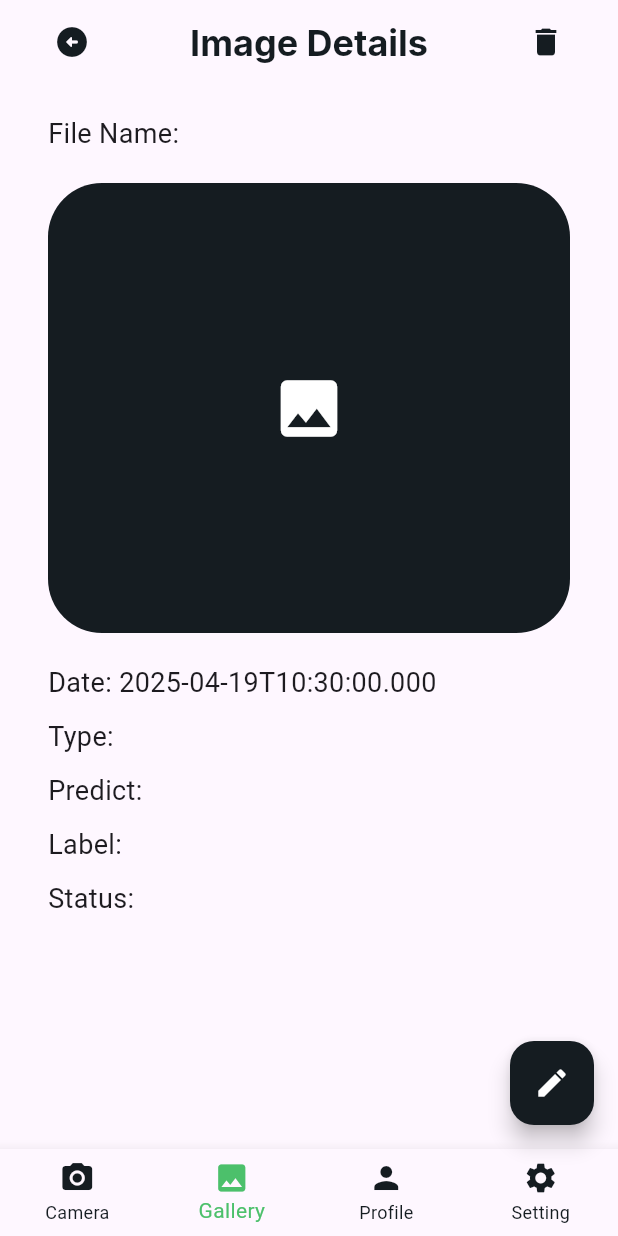
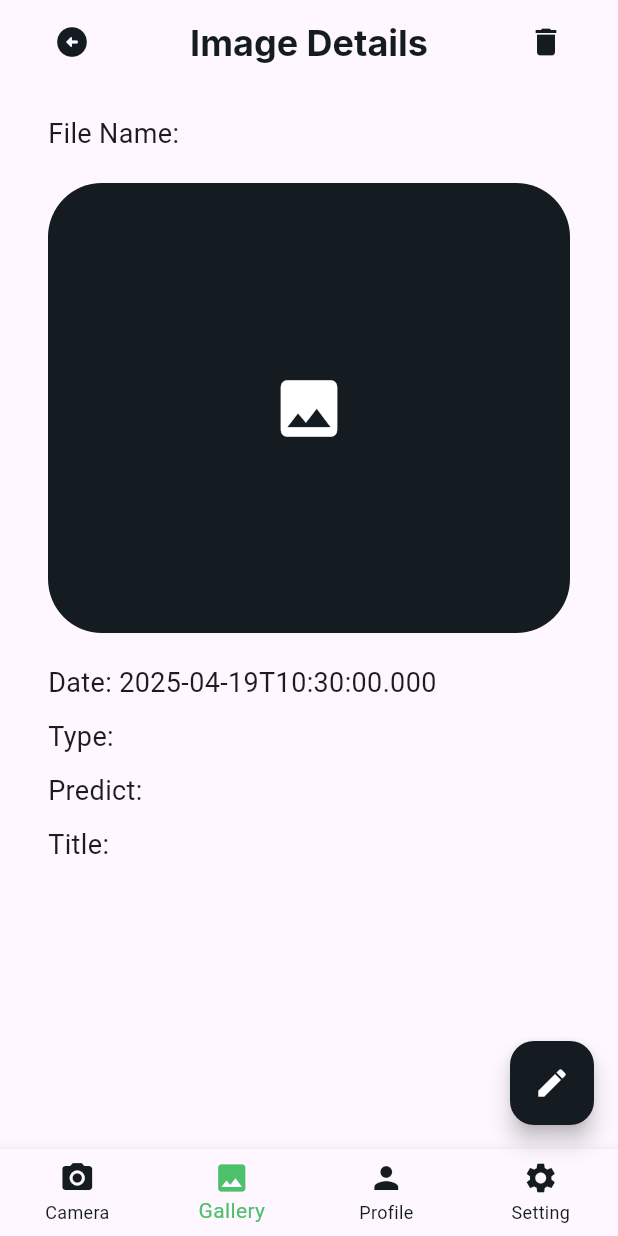
Before and after one commit to ScythK0TH/PlantDiseaseDetector, a Flutter app: the DetailsPage screen opened directly with empty values, on a phone screen of 412 x 824 dp. Run offline on Flutter 3.47's test engine with Material 3 defaults, Android fonts, the light colour scheme and no system bars; our stand-ins replace animated_text_kit, equatable, flutter_bloc, google_fonts, image_picker; missing offline and left inert: bcrypt, mongo_dart, tflite_flutter; Roboto replaces fonts that are missing (Prompt).

Commit message:
change label to title

```diff
--- a/lib/widget/details_page.dart
+++ b/lib/widget/details_page.dart
@@ -87,11 +87,9 @@ class DetailsPage extends StatelessWidget {
             Text('Predict: ${plant['predict'] ?? 'Unknown'}',
                 style: TextStyle(fontSize: 18)),
             SizedBox(height: 10),
-            Text('Label: ${plant['label'] ?? 'Unknown'}',
+            Text('Title: ${plant['title'] ?? 'Unknown'}',
                 style: TextStyle(fontSize: 18)),
             SizedBox(height: 10),
-            Text('Status: ${plant['status'] ?? 'Unknown'}',
-                style: TextStyle(fontSize: 18)),
           ],
         ),
       ),
@@ -99,7 +97,11 @@ class DetailsPage extends StatelessWidget {
         onPressed: () {
           // Your edit logic here
         },
-        child: Icon(Icons.edit, color: bgColor, size: 24,),
+        child: Icon(
+          Icons.edit,
+          color: bgColor,
+          size: 24,
+        ),
         backgroundColor: primaryColor, // You can change the color
       ),
       bottomNavigationBar: BottomNavigationBar(
```
Also changed, not shown: 125 other files.
